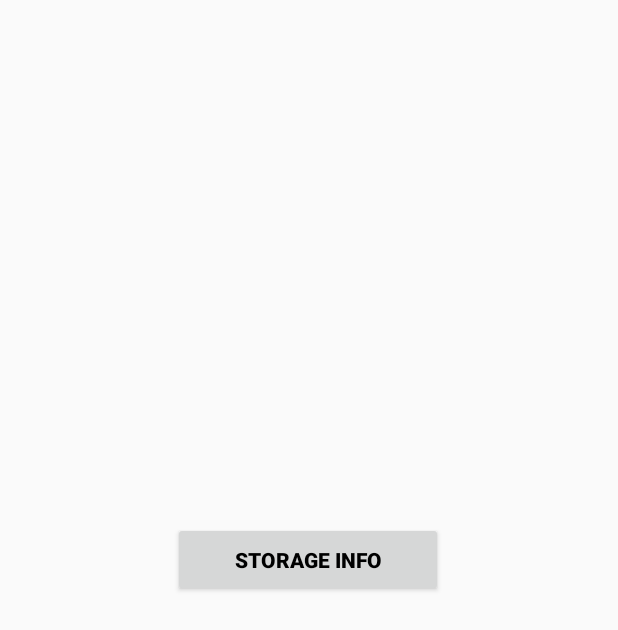
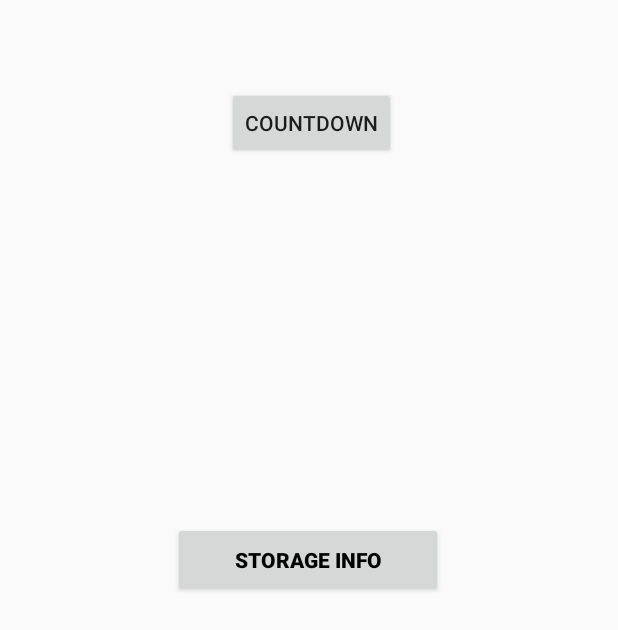
Before and after one commit to Sprintf01/NullAndVoid, an Android app built with Jetpack Compose: the screen it shows after launch (MainActivity), on a phone screen of 412 x 824 dp. Shown: the top 630 px of the screen. Run offline under Robolectric (Android 15) with nearby library versions, the phone set to English and light mode, and no system bars.

Commit message:
Displayed a 30 minute countdown on a new page

```diff
--- a/app/build.gradle.kts
+++ b/app/build.gradle.kts
@@ -51,6 +51,8 @@ dependencies {
     implementation(libs.androidx.material3)
     implementation(libs.androidx.constraintlayout)
     implementation("androidx.appcompat:appcompat:1.6.1")
+    implementation(libs.material)
+    implementation(libs.androidx.activity)
     testImplementation(libs.junit)
     androidTestImplementation(libs.androidx.junit)
     androidTestImplementation(libs.androidx.espresso.core)
--- a/app/src/main/AndroidManifest.xml
+++ b/app/src/main/AndroidManifest.xml
@@ -13,6 +13,12 @@
         android:theme="@style/Theme.Pakhi"
         tools:targetApi="31">
         <activity
+            android:name=".storageUpdate"
+            android:exported="false" />
+        <activity
+            android:name=".CountDownActivity"
+            android:exported="false" />
+        <activity
             android:name=".MainActivity"
             android:exported="true"
             android:label="@string/app_name"
--- a/app/src/main/java/com/example/pakhi/MainActivity.kt
+++ b/app/src/main/java/com/example/pakhi/MainActivity.kt
@@ -1,8 +1,7 @@
 package com.example.pakhi
 
+import android.content.Intent
 import android.os.Bundle
-import android.os.Environment
-import android.os.StatFs
 import android.widget.TextView
 import androidx.appcompat.app.AppCompatActivity
 import android.widget.Button
@@ -13,7 +12,12 @@ class MainActivity : AppCompatActivity() {
         super.onCreate(savedInstanceState)
         setContentView(R.layout.activity_main)
         val storageText: TextView = findViewById(R.id.storageText)
-        val storageButton: Button = findViewById(R.id.button)
+        val storageButton: Button = findViewById(R.id.storagebutton)
+        val countdownButton: Button = findViewById(R.id.countdownButton)
+        countdownButton.setOnClickListener {
+            val intent = Intent(this, CountDownActivity::class.java)
+            startActivity(intent)
+        }
         getStorage(storageText, storageButton)//Call the function in StorageUtils.kt
     }
 }
--- a/app/src/main/res/layout/activity_main.xml
+++ b/app/src/main/res/layout/activity_main.xml
@@ -7,7 +7,7 @@
     android:layout_height="wrap_content">
 
     <Button
-        android:id="@+id/button"
+        android:id="@+id/storagebutton"
         android:layout_width="180dp"
         android:layout_height="50dp"
         android:layout_marginStart="115dp"
@@ -37,4 +37,19 @@
         app:layout_constraintTop_toTopOf="parent"
         app:layout_constraintVertical_bias="0.625" />
 
+    <Button
+        android:id="@+id/countdownButton"
+        android:layout_width="wrap_content"
+        android:layout_height="wrap_content"
+        android:layout_marginStart="151dp"
+        android:layout_marginEnd="149dp"
+        android:layout_marginBottom="88dp"
+        android:text="countdown"
+        app:layout_constraintBottom_toTopOf="@+id/storagebutton"
+        app:layout_constraintEnd_toEndOf="parent"
+        app:layout_constraintHorizontal_bias="0.0"
+        app:layout_constraintStart_toStartOf="parent"
+        app:layout_constraintTop_toTopOf="parent"
+        app:layout_constraintVertical_bias="0.273" />
+
 </androidx.constraintlayout.widget.ConstraintLayout>
--- a/gradle/libs.versions.toml
+++ b/gradle/libs.versions.toml
@@ -9,6 +9,9 @@ lifecycleRuntimeKtx = "2.9.0"
 activityCompose = "1.10.1"
 composeBom = "2024.09.00"
 constraintlayout = "2.2.1"
+appcompat = "1.7.1"
+material = "1.12.0"
+activity = "1.10.1"
 
 [libraries]
 androidx-core-ktx = { group = "androidx.core", name = "core-ktx", version.ref = "coreKtx" }
@@ -26,6 +29,9 @@ androidx-ui-test-manifest = { group = "androidx.compose.ui", name = "ui-test-man
 androidx-ui-test-junit4 = { group = "androidx.compose.ui", name = "ui-test-junit4" }
 androidx-material3 = { group = "androidx.compose.material3", name = "material3" }
 androidx-constraintlayout = { group = "androidx.constraintlayout", name = "constraintlayout", version.ref = "constraintlayout" }
+androidx-appcompat = { group = "androidx.appcompat", name = "appcompat", version.ref = "appcompat" }
+material = { group = "com.google.android.material", name = "material", version.ref = "material" }
+androidx-activity = { group = "androidx.activity", name = "activity", version.ref = "activity" }
 
 [plugins]
 android-application = { id = "com.android.application", version.ref = "agp" }
```
Also changed, not shown: app/src/main/java/com/example/pakhi/CountDownActivity.kt (added, +18 -0 lines), app/src/main/java/com/example/pakhi/countdown.kt (added, +29 -0 lines), app/src/main/res/layout/activity_countdown.xml (added, +41 -0 lines).
